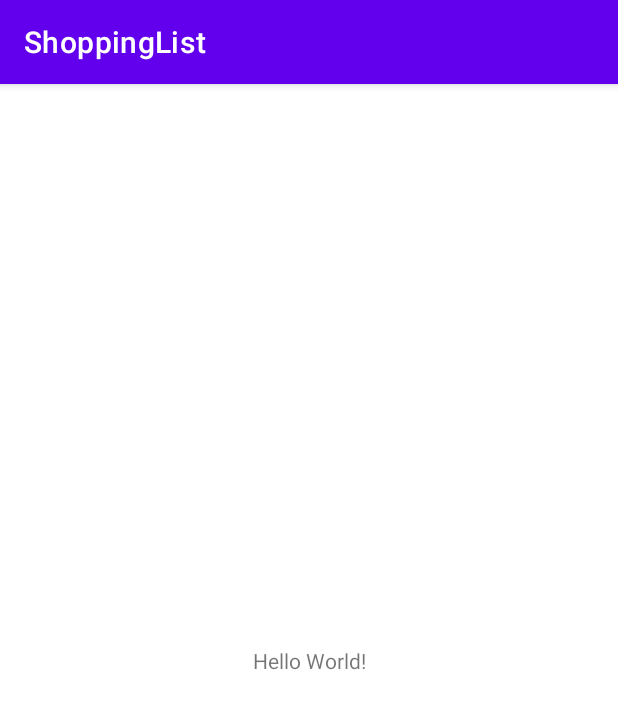
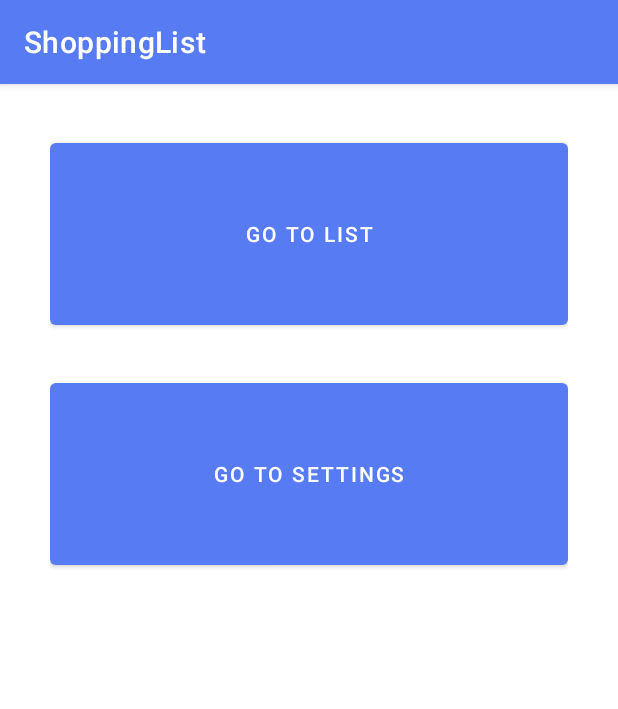
Before and after one commit to Sverda/Android-Shopping-List, an Android app: the screen it shows after launch (MainActivity), on a phone screen of 412 x 824 dp. Shown: the top 709 px of the screen. Run offline under Robolectric (Android 15) with nearby library versions, the phone set to English and light mode, and no system bars.

Commit message:
Add basic view

```diff
--- /dev/null
+++ b/app/src/main/res/drawable/ic_baseline_add_24.xml
@@ -0,0 +1,5 @@
+<vector android:height="24dp" android:tint="#567BF3"
+    android:viewportHeight="24" android:viewportWidth="24"
+    android:width="24dp" xmlns:android="http://schemas.android.com/apk/res/android">
+    <path android:fillColor="@android:color/white" android:pathData="M19,13h-6v6h-2v-6H5v-2h6V5h2v6h6v2z"/>
+</vector>
--- /dev/null
+++ b/app/src/main/res/drawable/round_outline.xml
@@ -0,0 +1,6 @@
+<?xml version="1.0" encoding="utf-8"?>
+<shape xmlns:android="http://schemas.android.com/apk/res/android">
+    <solid android:color="#FFFFFF"/>
+    <corners android:radius="10dp"/>
+    <padding android:left="0dp" android:top="0dp" android:right="0dp" android:bottom="0dp" />
+</shape>
--- a/app/src/main/res/layout/activity_main.xml
+++ b/app/src/main/res/layout/activity_main.xml
@@ -6,13 +6,22 @@
     android:layout_height="match_parent"
     tools:context=".MainActivity">
 
-    <TextView
-        android:layout_width="wrap_content"
-        android:layout_height="wrap_content"
-        android:text="Hello World!"
-        app:layout_constraintBottom_toBottomOf="parent"
-        app:layout_constraintLeft_toLeftOf="parent"
-        app:layout_constraintRight_toRightOf="parent"
-        app:layout_constraintTop_toTopOf="parent" />
+    <LinearLayout
+        android:layout_width="match_parent"
+        android:layout_height="match_parent"
+        android:orientation="vertical"
+        android:padding="50px">
+        <Button
+            android:layout_width="match_parent"
+            android:layout_height="200px"
+            android:text="Go to list"
+            android:layout_marginBottom="40px"
+            />
+        <Button
+            android:layout_width="match_parent"
+            android:layout_height="200px"
+            android:text="Go to settings"
+            />
+    </LinearLayout>
 
 </androidx.constraintlayout.widget.ConstraintLayout>
--- a/app/src/main/res/values/themes.xml
+++ b/app/src/main/res/values/themes.xml
@@ -2,13 +2,13 @@
     <!-- Base application theme. -->
     <style name="Theme.ShoppingList" parent="Theme.MaterialComponents.DayNight.DarkActionBar">
         <!-- Primary brand color. -->
-        <item name="colorPrimary">@color/purple_500</item>
-        <item name="colorPrimaryVariant">@color/purple_700</item>
+        <item name="colorPrimary">#567BF3</item>
+        <item name="colorPrimaryVariant">#4361c0</item>
         <item name="colorOnPrimary">@color/white</item>
         <!-- Secondary brand color. -->
-        <item name="colorSecondary">@color/teal_200</item>
-        <item name="colorSecondaryVariant">@color/teal_700</item>
-        <item name="colorOnSecondary">@color/black</item>
+        <item name="colorSecondary">#feabb5</item>
+        <item name="colorSecondaryVariant">#cb8890</item>
+        <item name="colorOnSecondary">@color/white</item>
         <!-- Status bar color. -->
         <item name="android:statusBarColor" tools:targetApi="l">?attr/colorPrimaryVariant</item>
         <!-- Customize your theme here. -->
```
Also changed, not shown: app/src/main/AndroidManifest.xml (+9 -0 lines), app/src/main/java/com/s24083/shoppinglist/OptionsActivity.kt (added, +11 -0 lines), app/src/main/java/com/s24083/shoppinglist/ProductListActivity.kt (added, +11 -0 lines), app/src/main/res/layout/activity_options.xml (added, +58 -0 lines), app/src/main/res/layout/activity_product_list.xml (added, +23 -0 lines), app/src/main/res/layout/activity_shopping_list.xml (added, +9 -0 lines).
